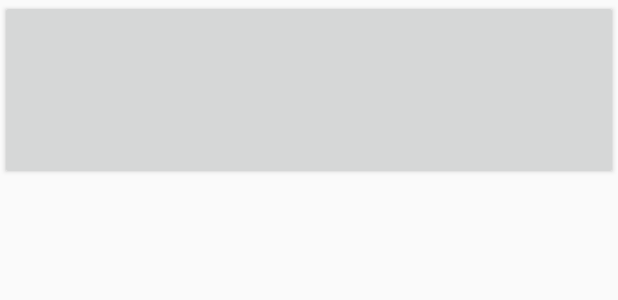
After one commit to rahobbs/BeatBox, an Android app: the layout list_item_sound.xml on its own in the app's theme, with its tools: preview values and no code run, on a phone screen of 412 x 824 dp. The commit adds this screen. Shown: the top 300 px of the screen. Run offline under Robolectric (Android 15) with nearby library versions, the phone set to English and light mode, and no system bars.

Commit message:
Finishing initial setup

```diff
--- /dev/null
+++ b/app/src/main/res/layout/list_item_sound.xml
@@ -0,0 +1,7 @@
+<?xml version="1.0" encoding="utf-8"?>
+<Button xmlns:android="http://schemas.android.com/apk/res/android"
+    android:id="@+id/list_item_sound_button"
+    android:layout_width="match_parent"
+    android:layout_height="120dp">
+
+</Button>
```
Also changed, not shown: app/src/main/java/com/rahobbs/beatbox/BeatBoxActivity.java (+4 -4 lines), app/src/main/java/com/rahobbs/beatbox/BeatBoxFragment.java (added, +59 -0 lines), app/src/main/java/com/rahobbs/beatbox/SingleFragmentActivity.java (added, +27 -0 lines), app/src/main/res/layout/activity_fragment.xml (added, +8 -0 lines).
